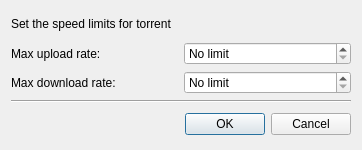
Qt form ktorrent/speedlimitsdlg.ui (KDE/ktorrent) before a commit.
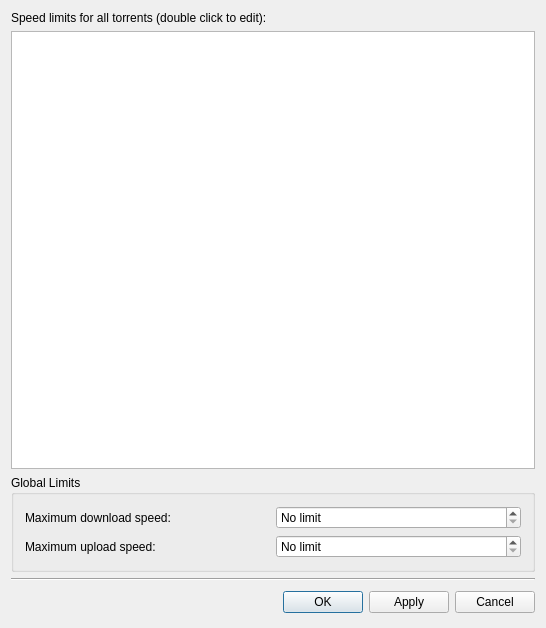
The same form after that commit. Custom widgets are drawn as their Qt base class.

Commit message: Added new SpeedLimits dialog where you can edit the individual speed limits of all torrents.

```diff
--- a/ktorrent/speedlimitsdlg.ui
+++ b/ktorrent/speedlimitsdlg.ui
@@ -5,8 +5,8 @@
    <rect>
     <x>0</x>
     <y>0</y>
-    <width>362</width>
-    <height>150</height>
+    <width>546</width>
+    <height>628</height>
    </rect>
   </property>
   <property name="windowTitle" >
@@ -16,7 +16,7 @@
    <item>
     <widget class="QLabel" name="m_main_caption" >
      <property name="text" >
-      <string>Set the speed limits for torrent</string>
+      <string>Speed limits for all torrents (double click to edit):</string>
      </property>
      <property name="wordWrap" >
       <bool>false</bool>
@@ -24,11 +24,28 @@
     </widget>
    </item>
    <item>
+    <widget class="QTreeView" name="m_speed_limits_view" >
+     <property name="alternatingRowColors" >
+      <bool>true</bool>
+     </property>
+     <property name="rootIsDecorated" >
+      <bool>false</bool>
+     </property>
+     <property name="allColumnsShowFocus" >
+      <bool>true</bool>
+     </property>
+    </widget>
+   </item>
+   <item>
+    <widget class="QGroupBox" name="groupBox" >
+     <property name="title" >
+      <string>Global Limits</string>
+     </property>
     <layout class="QGridLayout" >
      <item row="0" column="0" >
-      <widget class="QLabel" name="textLabel2" >
+       <widget class="QLabel" name="textLabel3" >
        <property name="text" >
-        <string>Max upload rate:</string>
+         <string>Maximum download speed:</string>
        </property>
        <property name="wordWrap" >
         <bool>false</bool>
@@ -36,7 +53,7 @@
       </widget>
      </item>
      <item row="0" column="1" >
-      <widget class="QSpinBox" name="m_upload_rate" >
+       <widget class="QSpinBox" name="m_download_rate" >
        <property name="specialValueText" >
         <string>No limit</string>
        </property>
@@ -49,9 +66,9 @@
       </widget>
      </item>
      <item row="1" column="0" >
-      <widget class="QLabel" name="textLabel3" >
+       <widget class="QLabel" name="textLabel2" >
        <property name="text" >
-        <string>Max download rate:</string>
+         <string>Maximum upload speed:</string>
        </property>
        <property name="wordWrap" >
         <bool>false</bool>
@@ -59,7 +76,7 @@
       </widget>
      </item>
      <item row="1" column="1" >
-      <widget class="QSpinBox" name="m_download_rate" >
+       <widget class="QSpinBox" name="m_upload_rate" >
        <property name="specialValueText" >
         <string>No limit</string>
        </property>
@@ -72,6 +89,7 @@
       </widget>
      </item>
     </layout>
+    </widget>
    </item>
    <item>
     <widget class="Line" name="line1" >
@@ -95,7 +113,7 @@
        </property>
        <property name="sizeHint" >
         <size>
-         <width>151</width>
+         <width>231</width>
          <height>30</height>
         </size>
        </property>
@@ -108,6 +126,13 @@
        </property>
       </widget>
      </item>
+     <item>
+      <widget class="KPushButton" name="m_apply" >
+       <property name="text" >
+        <string>Apply</string>
+       </property>
+      </widget>
+     </item>
      <item>
       <widget class="KPushButton" name="m_cancel" >
        <property name="text" >
```
Lines whose indentation alone changed are shown as unchanged. The commit also changes 10 other files.
